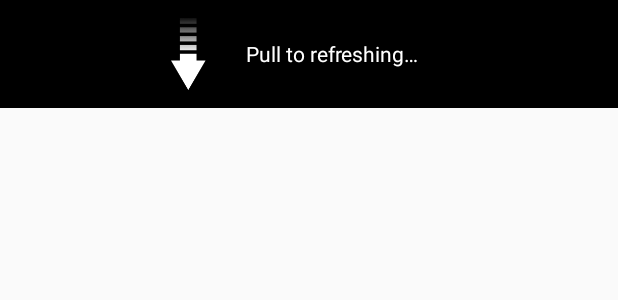
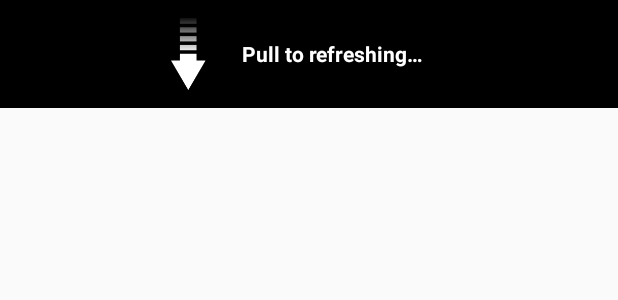
Before and after one commit to baurine/simple-pull-refresh-layout, an Android app: the layout playground.xml on its own in the app's theme, with its tools: preview values and no code run, on a phone screen of 412 x 824 dp. Shown: the top 300 px of the screen. Run offline under Robolectric (Android 15) with nearby library versions, the phone set to English and light mode, and no system bars.

Commit message:
Make state view text bold

```diff
--- a/SimplePullRefreshLayout/simplepullrefreshlayout/src/main/res/layout/view_refresh_state.xml
+++ b/SimplePullRefreshLayout/simplepullrefreshlayout/src/main/res/layout/view_refresh_state.xml
@@ -26,7 +26,8 @@
             android:paddingLeft="8dp"
             android:paddingRight="8dp"
             android:text="@string/pull_refresh"
-            android:textColor="#ffffff"/>
+            android:textColor="#ffffff"
+            android:textStyle="bold"/>
 
     </LinearLayout>
 
```
